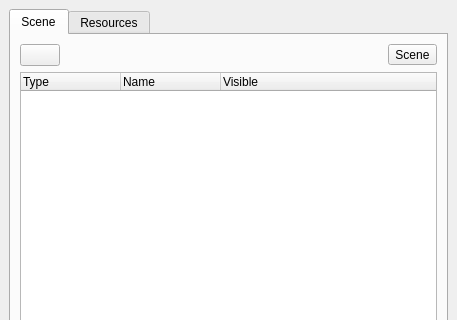
First picture: the form in brickleedit/src/gui/scenetree/scenetreedock.ui, repository paarm/bricklebrit, before the edit; both pictures show x 0 to 457 and y 0 to 320 of the 457 by 751 pixel window.
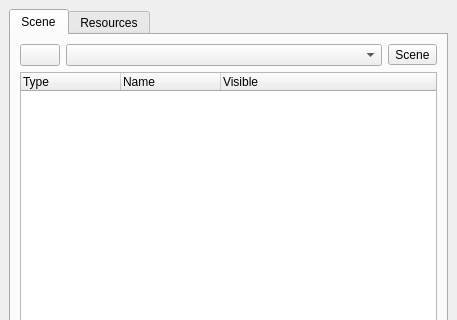
Second picture: the form after the edit. Icons and pictures are not drawn.

The edit to the form file:
```diff
--- a/brickleedit/src/gui/scenetree/scenetreedock.ui
+++ b/brickleedit/src/gui/scenetree/scenetreedock.ui
@@ -93,17 +93,7 @@
            </widget>
           </item>
           <item>
-           <spacer name="horizontalSpacer">
-            <property name="orientation">
-             <enum>Qt::Horizontal</enum>
-            </property>
-            <property name="sizeHint" stdset="0">
-             <size>
-              <width>13</width>
-              <height>20</height>
-             </size>
-            </property>
-           </spacer>
+           <widget class="QComboBox" name="sceneNameOpm"/>
           </item>
           <item>
            <widget class="QToolButton" name="sceneMenu">
```
Left out of the diff: 12 changed lines with no effect on the pictures.
